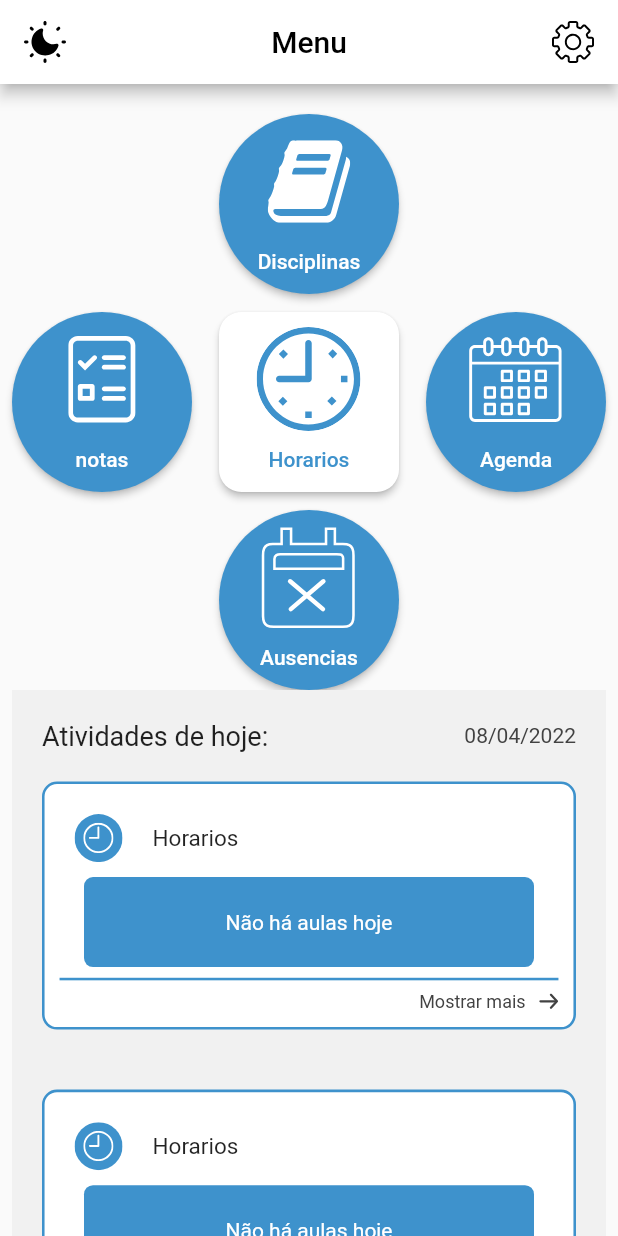
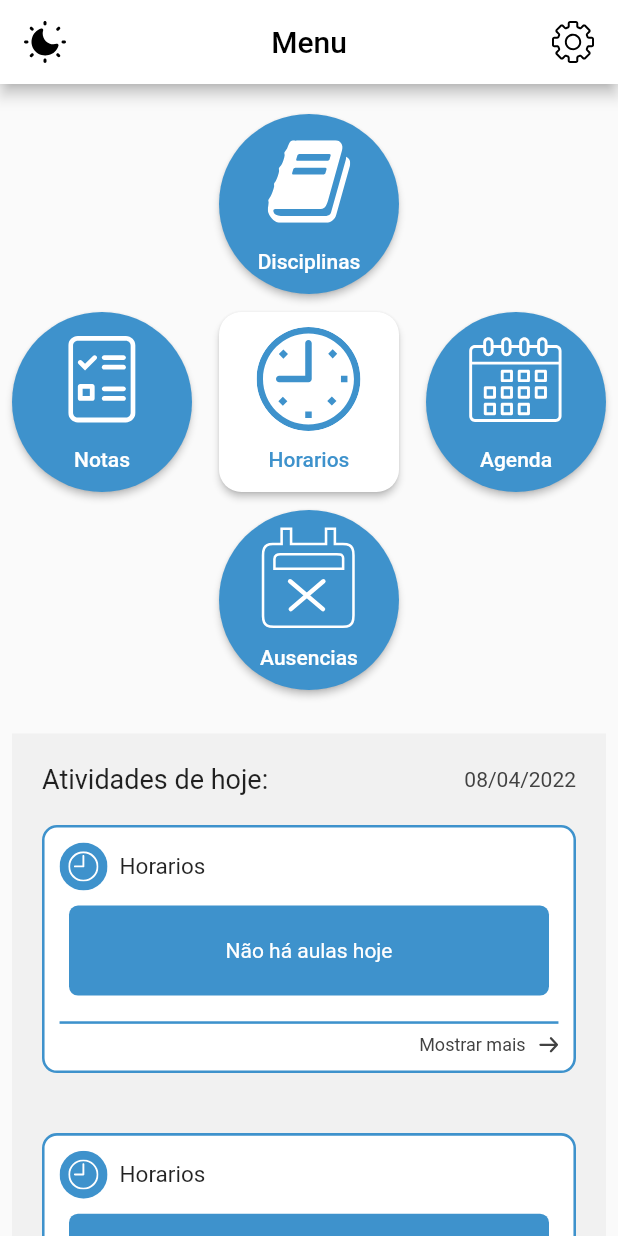
Before and after one commit to Mateuss18/School_Schedule, a Flutter app: the screen it shows after launch, on a phone screen of 412 x 824 dp. Run offline on Flutter 3.47's test engine with Material 2 defaults, Android fonts, the phone set to English and light mode, and no system bars; our stand-ins replace flutter_svg, google_fonts, social_login_buttons.

Commit message:
Container ajusts

```diff
--- a/school_schedule/lib/modules/home/pages/home_page.dart
+++ b/school_schedule/lib/modules/home/pages/home_page.dart
@@ -63,7 +63,7 @@ class _HomePageState extends State<HomePage> {
                           fit: BoxFit.scaleDown,
                         ),
                         AppColors.corPrimaria,
-                        'notas',
+                        'Notas',
                         Colors.white,
                       ),
                       _buildCircularButtons(
@@ -99,6 +99,7 @@ class _HomePageState extends State<HomePage> {
               ),
               Container(
                 color: AppColors.corLightGray1,
+                margin:  const EdgeInsets.only(top: 29),
                 child: Column(
                   children: [
                     Padding(
@@ -119,8 +120,6 @@ class _HomePageState extends State<HomePage> {
                         ],
                       ),
                     ),
-                    cardHorario(),
-                    cardHorario(),
                     cardHorario(),
                     cardHorario(),
                     cardHorario(),
@@ -150,11 +149,11 @@ class _HomePageState extends State<HomePage> {
           child: Column(
             children: [
               Padding(
-                padding: const EdgeInsets.all(10),
+                padding: const EdgeInsets.only(right: 10, bottom: 10),
                 child: Row(
                   children: [
                     SvgPicture.asset(AppImages.iconHorarioAzulBrancoSVG),
-                    const SizedBox(width: 20),
+                    const SizedBox(width: 8),
                     const Text(
                       'Horarios',
                       style: TextStyle(fontSize: 15),
@@ -167,8 +166,9 @@ class _HomePageState extends State<HomePage> {
                   borderRadius: BorderRadius.all(Radius.circular(6)),
                   color: AppColors.corPrimaria,
                 ),
-                width: 300,
+                width: 320,
                 height: 60,
+                margin:  const EdgeInsets.only(bottom: 10),
                 child: const Center(
                   child: Text(
                     'Não há aulas hoje',
```
